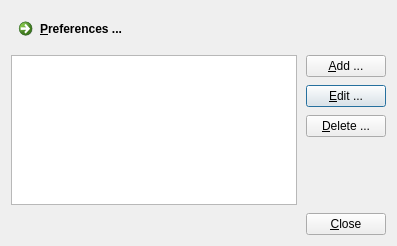
wejaeger/l2tp-ipsec-vpn, file src/dialogs/ConnectionEditorDialog.ui: the form before one commit.
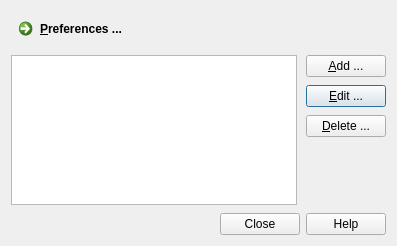
The form after the commit. Icons and pictures are not drawn.

Commit message: added help button to all dialogs

Patch:
```diff
--- a/src/dialogs/ConnectionEditorDialog.ui
+++ b/src/dialogs/ConnectionEditorDialog.ui
@@ -85,16 +85,6 @@
      </attribute>
     </widget>
    </item>
-   <item row="5" column="1">
-    <widget class="QPushButton" name="m_pClose">
-     <property name="text">
-      <string>&amp;Close</string>
-     </property>
-     <property name="autoDefault">
-      <bool>false</bool>
-     </property>
-    </widget>
-   </item>
    <item row="0" column="0">
     <widget class="QCommandLinkButton" name="m_pPreferencesCommandLinkButton">
      <property name="sizePolicy">
@@ -123,6 +113,13 @@
      </property>
     </widget>
    </item>
+   <item row="5" column="0" colspan="2">
+    <widget class="QDialogButtonBox" name="m_pButtonBox">
+     <property name="standardButtons">
+      <set>QDialogButtonBox::Close|QDialogButtonBox::Help</set>
+     </property>
+    </widget>
+   </item>
   </layout>
  </widget>
  <resources>
```
Left out of the diff: 32 changed lines with no effect on the pictures. The commit also changes 27 other files.
